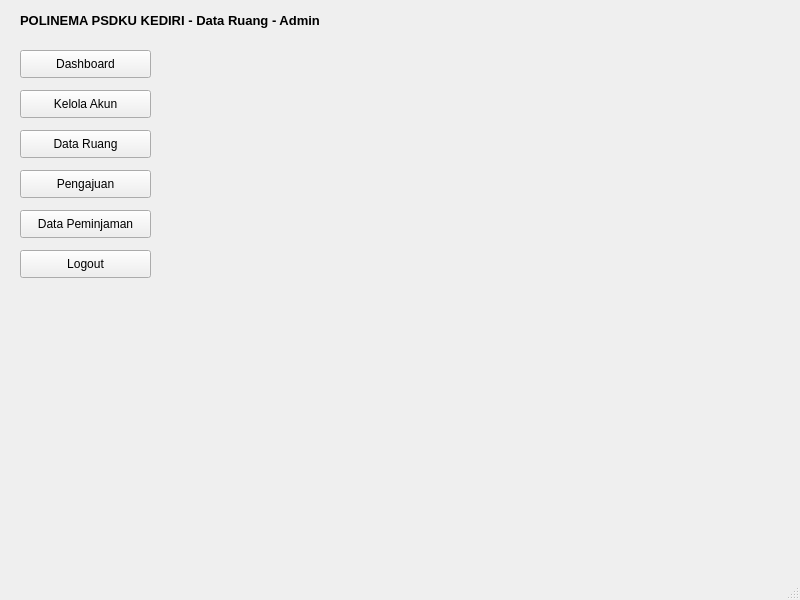
Ariel-F-S/SistemPeminjamanRuangPolinemaKampusKediri, file ui/data_ruang_admin.ui: the form before one commit.
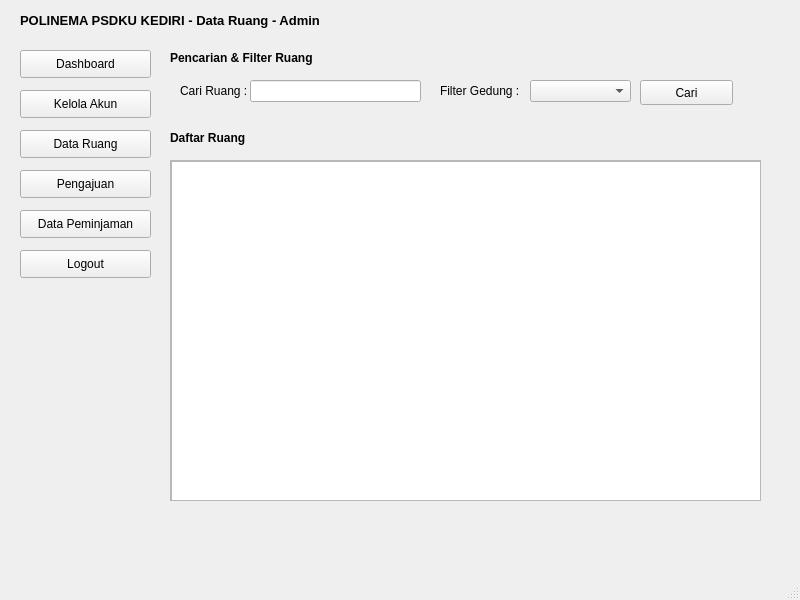
The form after the commit. Icons and pictures are not drawn.

What changed in the file:
```diff
--- a/ui/data_ruang_admin.ui
+++ b/ui/data_ruang_admin.ui
@@ -139,6 +139,140 @@
       <normaloff>../icon/user.png</normaloff>../icon/user.png</iconset>
     </property>
    </widget>
+   <widget class="QLabel" name="label_4">
+    <property name="geometry">
+     <rect>
+      <x>440</x>
+      <y>80</y>
+      <width>91</width>
+      <height>21</height>
+     </rect>
+    </property>
+    <property name="text">
+     <string>Filter Gedung :</string>
+    </property>
+   </widget>
+   <widget class="QComboBox" name="comboBox">
+    <property name="geometry">
+     <rect>
+      <x>530</x>
+      <y>80</y>
+      <width>101</width>
+      <height>22</height>
+     </rect>
+    </property>
+   </widget>
+   <widget class="QLabel" name="label_2">
+    <property name="geometry">
+     <rect>
+      <x>180</x>
+      <y>80</y>
+      <width>71</width>
+      <height>21</height>
+     </rect>
+    </property>
+    <property name="text">
+     <string>Cari Ruang :</string>
+    </property>
+   </widget>
+   <widget class="QLabel" name="label">
+    <property name="geometry">
+     <rect>
+      <x>170</x>
+      <y>50</y>
+      <width>161</width>
+      <height>16</height>
+     </rect>
+    </property>
+    <property name="font">
+     <font>
+      <weight>75</weight>
+      <bold>true</bold>
+     </font>
+    </property>
+    <property name="text">
+     <string>Pencarian &amp; Filter Ruang</string>
+    </property>
+   </widget>
+   <widget class="QLineEdit" name="lineEdit">
+    <property name="geometry">
+     <rect>
+      <x>250</x>
+      <y>80</y>
+      <width>171</width>
+      <height>22</height>
+     </rect>
+    </property>
+   </widget>
+   <widget class="QPushButton" name="pushButton_7">
+    <property name="geometry">
+     <rect>
+      <x>640</x>
+      <y>80</y>
+      <width>93</width>
+      <height>25</height>
+     </rect>
+    </property>
+    <property name="text">
+     <string>Cari</string>
+    </property>
+    <property name="icon">
+     <iconset>
+      <normaloff>../icon/search.png</normaloff>../icon/search.png</iconset>
+    </property>
+   </widget>
+   <widget class="QScrollArea" name="scrollArea">
+    <property name="geometry">
+     <rect>
+      <x>170</x>
+      <y>160</y>
+      <width>591</width>
+      <height>341</height>
+     </rect>
+    </property>
+    <property name="widgetResizable">
+     <bool>true</bool>
+    </property>
+    <widget class="QWidget" name="scrollAreaWidgetContents">
+     <property name="geometry">
+      <rect>
+       <x>0</x>
+       <y>0</y>
+       <width>589</width>
+       <height>339</height>
+      </rect>
+     </property>
+     <widget class="QTableView" name="tableView">
+      <property name="geometry">
+       <rect>
+        <x>0</x>
+        <y>0</y>
+        <width>591</width>
+        <height>341</height>
+       </rect>
+      </property>
+     </widget>
+    </widget>
+   </widget>
+   <widget class="QLabel" name="label_5">
+    <property name="geometry">
+     <rect>
+      <x>170</x>
+      <y>130</y>
+      <width>161</width>
+      <height>16</height>
+     </rect>
+    </property>
+    <property name="font">
+     <font>
+      <weight>75</weight>
+      <bold>true</bold>
+     </font>
+    </property>
+    <property name="text">
+     <string>Daftar Ruang</string>
+    </property>
+   </widget>
   </widget>
   <widget class="QMenuBar" name="menubar">
    <property name="geometry">
```
